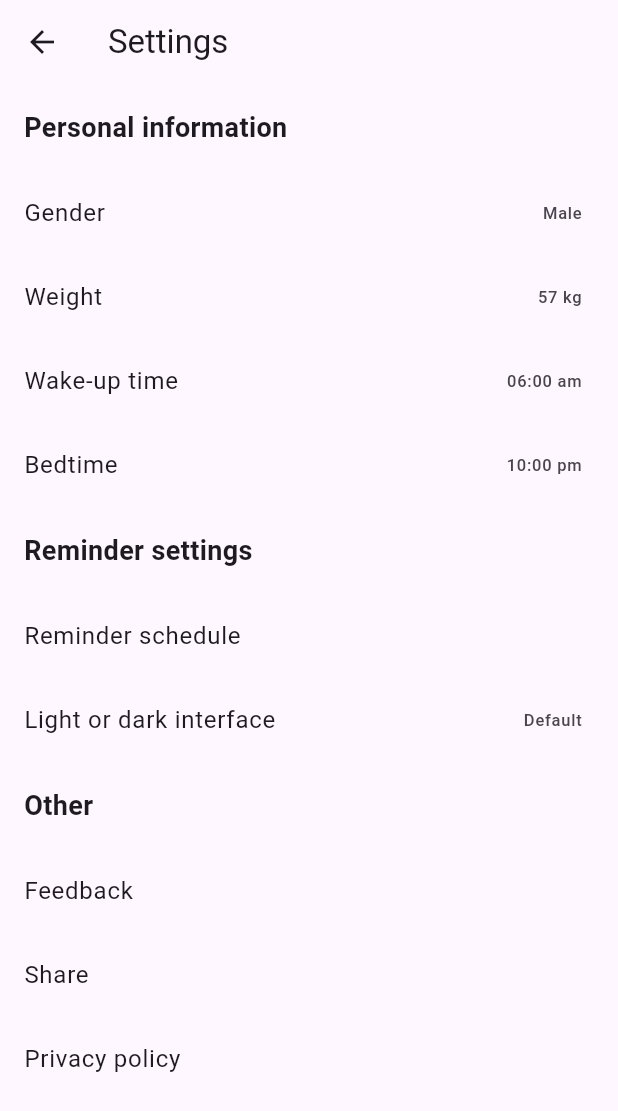
After one commit to rahulkumar963455/helth-reminder-flutter-project, a Flutter app: the MainScreen screen opened directly, after a tap on the "settings" icon, on a phone screen of 412 x 824 dp. The commit adds this screen. Shown: the top 1111 px of the screen. Run offline on Flutter 3.47's test engine with Material 3 defaults, Android fonts, the phone set to English and light mode, and no system bars; our stand-ins replace pedometer, permission_handler, shared_preferences, syncfusion_flutter_gauges; accounts and stored records are empty.

Commit message:
Forth commit

```diff
--- /dev/null
+++ b/devtools_options.yaml
@@ -0,0 +1,3 @@
+description: This file stores settings for Dart & Flutter DevTools.
+documentation: https://docs.flutter.dev/tools/devtools/extensions#configure-extension-enablement-states
+extensions:
--- /dev/null
+++ b/lib/providers/step_count_provider.dart
@@ -0,0 +1,91 @@
+import 'dart:async';
+import 'package:flutter/material.dart';
+import 'package:pedometer/pedometer.dart';
+import 'package:permission_handler/permission_handler.dart';
+import 'package:shared_preferences/shared_preferences.dart';
+
+class StepCounterProvider with ChangeNotifier {
+  int? _goals;
+  int _steps = 0;
+  int _initialSteps = 0;
+  double _distance = 0.0;
+  double _calories = 0.0;
+  double _stepLength = 0.75; // Step length in meters
+  String _wakeUpTime = "06:00 AM";  // Initialized properly
+  String _bedTime = "10:00 PM";  // Initialized properly
+  StreamSubscription<StepCount>? _stepCountSubscription;
+
+  int get steps => _steps;
+  double get distance => _distance;
+  double get calories => _calories;
+  String get wakeUpTime => _wakeUpTime;
+  String get bedTime => _bedTime;
+
+  StepCounterProvider() {
+    _requestPermissions();
+  }
+
+  Future<void> _requestPermissions() async {
+    if (await Permission.activityRecognition.request().isGranted) {
+      await _loadData();
+      _startListening();
+    }
+  }
+
+  Future<void> _loadData() async {
+    final prefs = await SharedPreferences.getInstance();
+    _initialSteps = prefs.getInt('initialSteps') ?? 0;
+    _steps = prefs.getInt('steps') ?? 0;
+    _wakeUpTime = prefs.getString('wakeUpTime') ?? "06:00 AM";
+    _bedTime = prefs.getString('bedTime') ?? "10:00 PM";
+    _updateMetrics();
+    notifyListeners();
+  }
+
+  void _startListening() {
+    _stepCountSubscription = Pedometer.stepCountStream.listen(_onStepCount);
+  }
+
+  void _onStepCount(StepCount event) {
+    if (_initialSteps == 0) _initialSteps = event.steps;
+    _steps = event.steps - _initialSteps;
+    _updateMetrics();
+    _saveData();
+    notifyListeners();
+  }
+
+  void _updateMetrics() {
+    _distance = _steps * _stepLength;
+    _calories = _steps * 0.04;
+  }
+
+  Future<void> _saveData() async {
+    final prefs = await SharedPreferences.getInstance();
+    await prefs.setInt('steps', _steps);
+    await prefs.setInt('initialSteps', _initialSteps);
+    await prefs.setString('wakeUpTime', _wakeUpTime);
+    await prefs.setString('bedTime', _bedTime);
+  }
+
+  Future<void> _resetSteps() async {
+    _steps = 0;
+    _distance = 0.0;
+    _calories = 0.0;
+    _initialSteps = 0;
+    await _saveData();
+    notifyListeners();
+  }
+
+  Future<void> getdata() async {
+    final prefs = await SharedPreferences.getInstance();
+    _wakeUpTime = prefs.getString('wakeUpTime') ?? "06:00 AM";  // Corrected key
+    _bedTime = prefs.getString('bedTime') ?? "10:00 PM";  // Corrected key
+    notifyListeners();
+  }
+
+  @override
+  void dispose() {
+    _stepCountSubscription?.cancel();
+    super.dispose();
+  }
+}
--- a/lib/screens/main_screen.dart
+++ b/lib/screens/main_screen.dart
@@ -1,15 +1,26 @@
-// ignore_for_file: deprecated_member_use, non_constant_identifier_names, sort_child_properties_last, avoid_unnecessary_containers, sized_box_for_whitespace
+import 'package:flutter/material.dart';
+import 'package:health_reminder/screens/setting_page.dart';
+import 'package:provider/provider.dart';
+import 'package:syncfusion_flutter_gauges/gauges.dart';
 
-import 'package:flutter/material.dart';
-import 'package:syncfusion_flutter_gauges/gauges.dart';
+import '../providers/step_count_provider.dart';
 class MainScreen extends StatelessWidget {
   const MainScreen({super.key});
 
   @override
   Widget build(BuildContext context) {
+    final provider = Provider.of<StepCounterProvider>(context);
     return Scaffold(
       appBar: AppBar(
-        title: const Text("Health"),
+        title: const Text("Health Reminder"),
+        actions: [
+          Container(
+            margin: EdgeInsets.only(right: 10,),
+         child: GestureDetector(
+             onTap: (){
+               Navigator.of(context).push(MaterialPageRoute(builder: (_) => SettingsPage()));
+             },
+             child: Icon(Icons.settings,size: 30,)),)],
         flexibleSpace: Container(
           decoration: const BoxDecoration(
             gradient: LinearGradient(
@@ -28,12 +39,12 @@ class MainScreen extends StatelessWidget {
           Container(
             margin: const EdgeInsets.only(top: 10),
             child: _buildStepsCard(
-              steps: 30000,
+              steps: provider.steps,
               goal: 5000,
               isVisible: true, // Renamed "Check" to "isVisible" for clarity
               cardText: "Today's Steps",
-              calories: 300,
-              distance: 3000,
+              calories: provider.calories.toStringAsFixed(2),
+              distance: provider.distance.toStringAsFixed(2),
               icon: Icons.directions_walk,
               caloriOrMycup: "Calorie",
               distanceOrNextReminder: "Distance",
@@ -51,8 +62,8 @@ class MainScreen extends StatelessWidget {
               goal: 5000,
               isVisible: false,
               cardText: "Water Intake",
-              calories: 200,
-              distance: 3000,
+              calories: '200',
+              distance: '3000',
               icon: Icons.local_drink,
               caloriOrMycup: "My cup",
               distanceOrNextReminder: "Next reminder",
@@ -75,8 +86,8 @@ class MainScreen extends StatelessWidget {
   Widget _buildStepsCard({
     required int steps,
     required int goal,
-    required int calories,
-    required int distance,
+    required String calories,
+    required String distance,
     required IconData icon,
     required String cardText,
     required String caloriOrMycup,
--- /dev/null
+++ b/lib/screens/setting_page.dart
@@ -0,0 +1,68 @@
+import 'package:flutter/material.dart';
+class SettingsPage extends StatelessWidget {
+  @override
+  Widget build(BuildContext context) {
+    return Scaffold(
+      appBar: AppBar(
+        title: Text('Settings'),
+      ),
+      body: ListView(
+        children: <Widget>[
+          _buildSectionHeader('Personal information'),
+          _buildSettingItem('Gender', 'Male'),
+          _buildSettingItem('Weight', '57 kg'),
+          _buildSettingItem('Wake-up time', '06:00 am'),
+          _buildSettingItem('Bedtime', '10:00 pm'),
+          _buildSectionHeader('Reminder settings'),
+
+         _buildSettingItem('Reminder schedule', null),
+      //    _buildSettingItem('Reminder sound', null),
+        //  _buildSettingItem('Reminder mode', 'As device settings'),
+         // _buildSettingItem('Further reminder', 'Still remind when your goal is achieved', trailing: Switch(value: true, onChanged: (value) {})),
+
+         // _buildSectionHeader('General'),
+           _buildSettingItem('Light or dark interface', 'Default'),
+         //  _buildSettingItem('Unit', 'kg, ml'),
+         //  _buildSettingItem('Intake goal', '1720 ml'),
+         //  _buildSettingItem('Language', 'Default'),
+
+
+          _buildSectionHeader('Other'),
+          // _buildSettingItem(
+          //   'Hide tips on how to drink water',
+          //   null,
+          //   trailing: Switch(value: true, onChanged: (value) {}),
+          // ),
+          // _buildSettingItem('Why does Drink Water Reminder not work?', null),
+          // _buildSettingItem('Reset data', null),
+          _buildSettingItem('Feedback', null),
+          _buildSettingItem('Share', null),
+          _buildSettingItem('Privacy policy', null),
+        ],
+      ),
+    );
+  }
+
+  Widget _buildSectionHeader(String title) {
+    return Padding(
+      padding: const EdgeInsets.all(16.0),
+      child: Text(
+        title,
+        style: TextStyle(
+          fontSize: 18,
+          fontWeight: FontWeight.bold,
+        ),
+      ),
+    );
+  }
+
+  Widget _buildSettingItem(String title, String? value, {Widget? trailing}) {
+    return ListTile(
+      title: Text(title),
+      trailing: trailing ?? (value != null ? Text(value) : null),
+      onTap: () {
+        // Handle tap on the setting item
+      },
+    );
+  }
+}
```
Also changed, not shown: lib/main.dart (+20 -6 lines), lib/providers/input_data_provider.dart (added, +64 -0 lines), lib/screens/splash_screen.dart (added, +50 -0 lines), lib/screens/user_input_data.dart (+53 -97 lines), pubspec.yaml (+9 -3 lines), assets/images/2025-03-12-Health-Reminder .gif (added), assets/images/health-3-5337.gif (added), assets/images/splash_image.gif (added), pubspec.lock, 257 other files.
